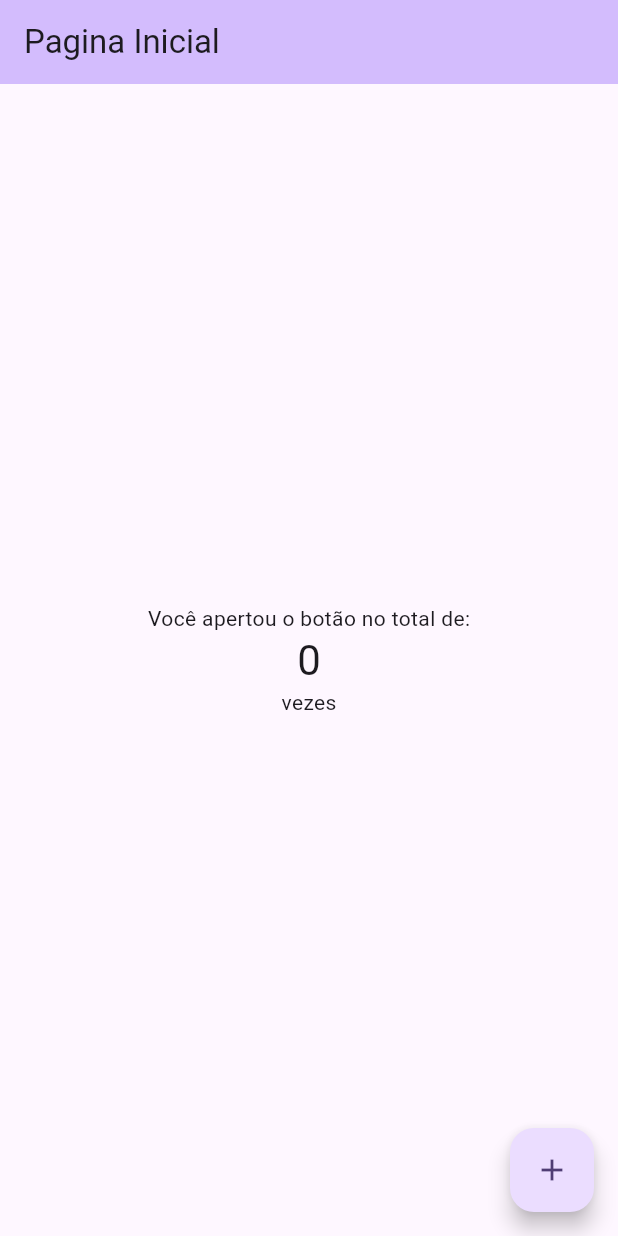
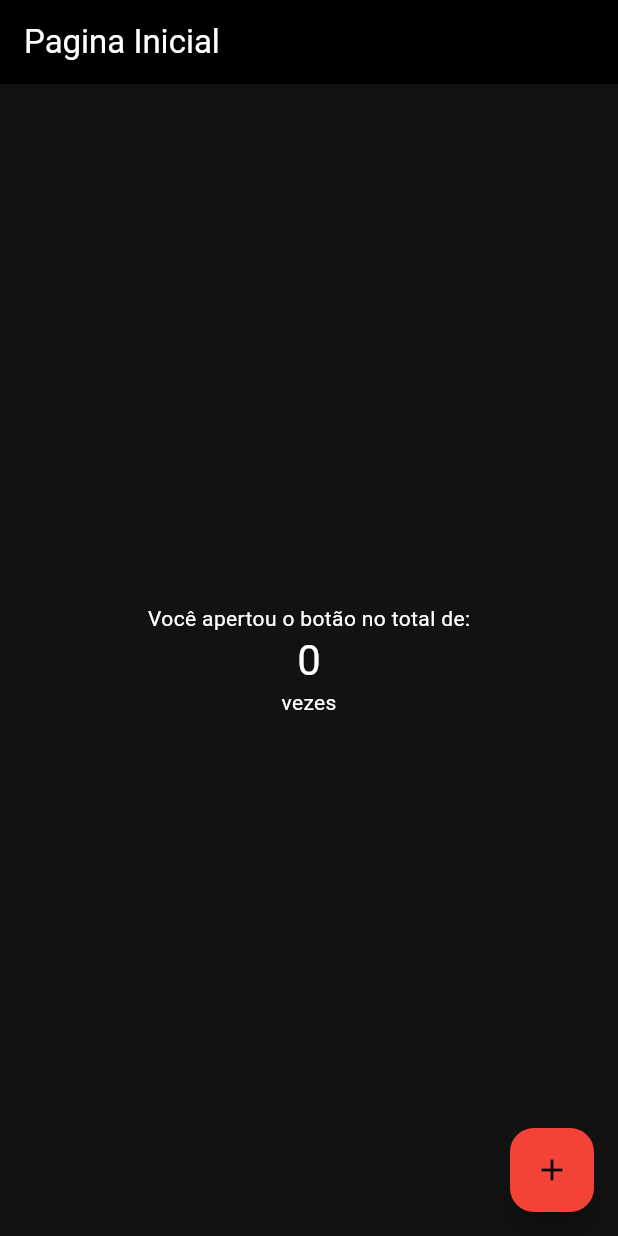
Before and after one commit to ViniciusMataRibeiro/GitFlow, a Flutter app: the screen it shows after launch, on a phone screen of 412 x 824 dp. Run offline on Flutter 3.47's test engine with Material 2 defaults, Android fonts, the phone set to English and light mode, and no system bars.

Commit message:
Modo Black
Mudando as cores padrao do projeto

```diff
--- a/contador_app/lib/main.dart
+++ b/contador_app/lib/main.dart
@@ -12,7 +12,10 @@ class MyApp extends StatelessWidget {
     return MaterialApp(
       title: 'App Contador',
       theme: ThemeData(
-        colorScheme: ColorScheme.fromSeed(seedColor: Colors.deepPurple),
+        colorScheme: const ColorScheme.dark(
+          primary: Colors.red,
+          secondary: Colors.white,
+        ),
         useMaterial3: true,
       ),
       home: const MyHomePage(title: 'Pagina Inicial'),
@@ -56,9 +59,7 @@ class _MyHomePageState extends State<MyHomePage> {
               '$_counter',
               style: Theme.of(context).textTheme.headlineMedium,
             ),
-            const Text(
-              'vezes'
-            ),
+            const Text('vezes'),
           ],
         ),
       ),
```
